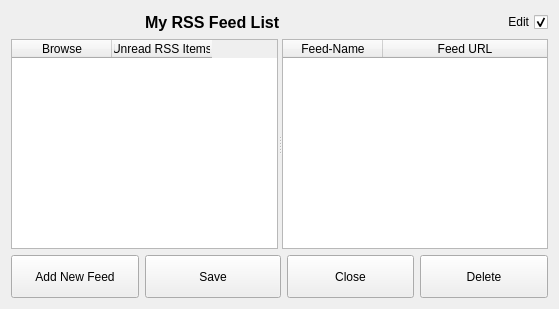
The window that ui/rss-list.ui (berndhs/arado) describes before a commit, drawn with Qt 5.
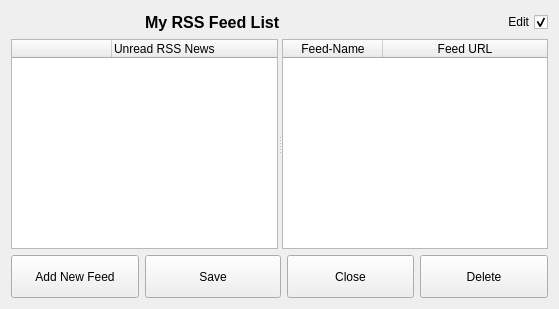
The same window after the commit. Icons and pictures are not drawn.

Commit message: rss item table gui, expand last row.

What changed in the file:
```diff
--- a/ui/rss-list.ui
+++ b/ui/rss-list.ui
@@ -90,14 +90,35 @@
              <height>16777215</height>
             </size>
            </property>
+           <property name="alternatingRowColors">
+            <bool>true</bool>
+           </property>
+           <property name="showGrid">
+            <bool>false</bool>
+           </property>
+           <property name="gridStyle">
+            <enum>Qt::DashLine</enum>
+           </property>
+           <property name="wordWrap">
+            <bool>false</bool>
+           </property>
+           <attribute name="horizontalHeaderStretchLastSection">
+            <bool>true</bool>
+           </attribute>
+           <attribute name="verticalHeaderStretchLastSection">
+            <bool>false</bool>
+           </attribute>
            <column>
             <property name="text">
-             <string>Browse</string>
+             <string/>
             </property>
            </column>
            <column>
             <property name="text">
-             <string>Unread RSS Items</string>
+             <string>Unread RSS News</string>
+            </property>
+            <property name="textAlignment">
+             <set>AlignLeft|AlignVCenter</set>
             </property>
            </column>
           </widget>
```
